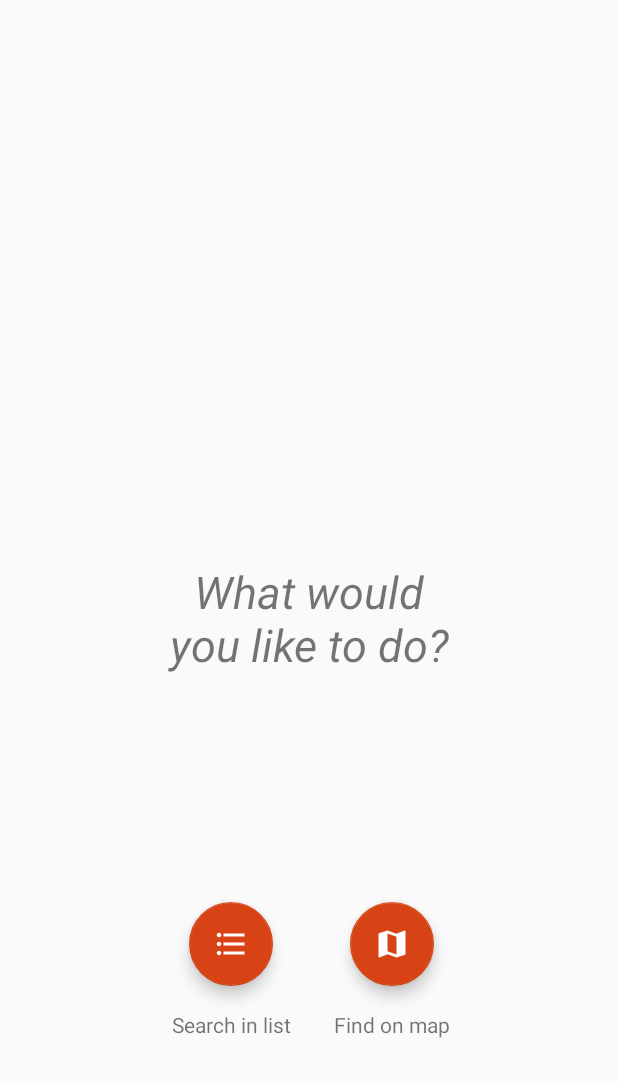
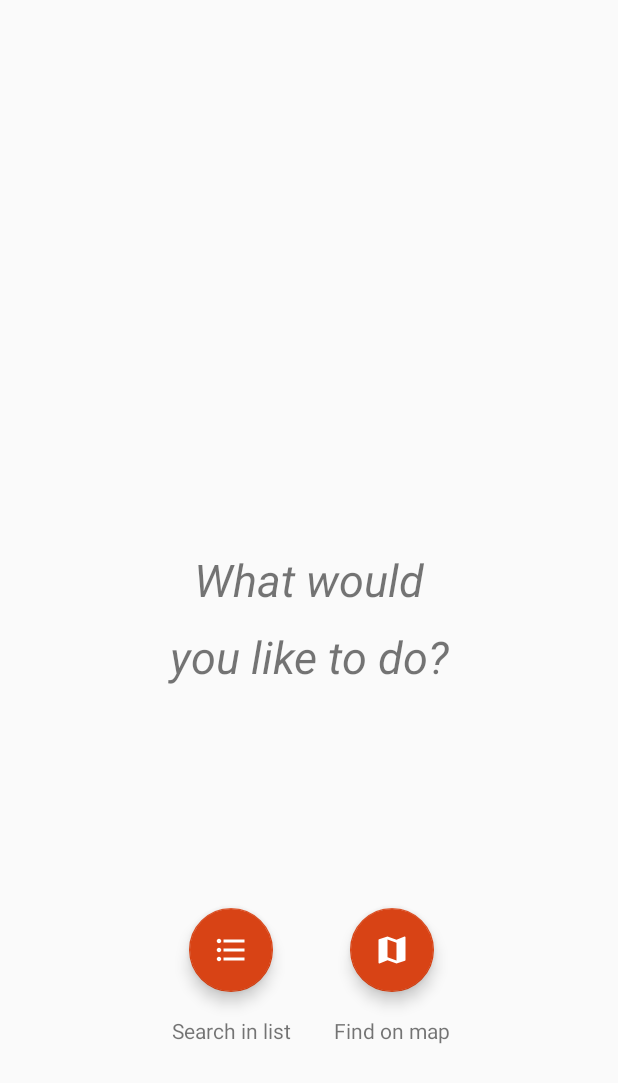
Before and after one commit to pooh-labs/eaterslab, an Android app: the screen it shows after launch (HelloSelectActivity), on a phone screen of 412 x 824 dp. Shown: the top 1083 px of the screen. Run offline under Robolectric (Android 15) with nearby library versions, the phone set to English and light mode, and no system bars; libraries missing offline, so code that uses them is left out: com.yariksoffice.lingver; 2 statements that could not run were skipped.

Commit message:
theming finished

```diff
--- a/android/app/src/main/java/labs/pooh/eaterslab/MainActivity.kt
+++ b/android/app/src/main/java/labs/pooh/eaterslab/MainActivity.kt
@@ -10,7 +10,6 @@ import androidx.navigation.ui.AppBarConfiguration
 import androidx.navigation.ui.navigateUp
 import androidx.navigation.ui.setupActionBarWithNavController
 import androidx.navigation.ui.setupWithNavController
-import androidx.appcompat.app.AppCompatActivity
 import kotlinx.android.synthetic.main.activity_main.*
 import kotlinx.android.synthetic.main.app_bar_main.*
 
--- a/android/app/src/main/java/labs/pooh/eaterslab/MapSearchActivity.kt
+++ b/android/app/src/main/java/labs/pooh/eaterslab/MapSearchActivity.kt
@@ -7,6 +7,7 @@ import android.graphics.ColorMatrixColorFilter
 import android.os.Bundle
 import android.view.View
 import android.view.View.GONE
+import androidx.core.content.ContextCompat
 import androidx.preference.PreferenceManager
 import com.google.android.material.snackbar.Snackbar
 import io.reactivex.Observable
@@ -190,7 +191,8 @@ class MapSearchActivity : AbstractRevealedActivity() {
     }
 
     private fun MapView.enableDarkMode() {
-        val filter = createDarkThemeMatrix(this@MapSearchActivity)
+        val destinationColor = ContextCompat.getColor(context, R.color.colorMapDark)
+        val filter = createDarkThemeMatrix(destinationColor)
         overlayManager.tilesOverlay.setColorFilter(filter)
     }
 
--- a/android/app/src/main/java/labs/pooh/eaterslab/ui/map/Themes.kt
+++ b/android/app/src/main/java/labs/pooh/eaterslab/ui/map/Themes.kt
@@ -7,14 +7,13 @@ import android.graphics.ColorMatrixColorFilter
 import androidx.core.content.ContextCompat
 import labs.pooh.eaterslab.R
 
-fun createDarkThemeMatrix(context: Context): ColorMatrixColorFilter {
+fun createDarkThemeMatrix(destinationColor: Int): ColorMatrixColorFilter {
     val inverseMatrix = ColorMatrix(
         floatArrayOf(
             -1.0f, 0.0f, 0.0f, 0.0f, 255f,
             0.0f, -1.0f, 0.0f, 0.0f, 255f,
             0.0f, 0.0f, -1.0f, 0.0f, 255f,
             0.0f, 0.0f, 0.0f, 1.0f, 0.0f))
-    val destinationColor = ContextCompat.getColor(context, R.color.colorMapDark)
     val lr: Float = (255.0f - Color.red(destinationColor)) / 255.0f
     val lg: Float = (255.0f - Color.green(destinationColor)) / 255.0f
     val lb: Float = (255.0f - Color.blue(destinationColor)) / 255.0f
--- a/android/app/src/main/res/layout/activity_hello_select.xml
+++ b/android/app/src/main/res/layout/activity_hello_select.xml
@@ -68,6 +68,7 @@
         android:text="@string/choose_action"
         android:textSize="@dimen/hello_message_size"
         android:textStyle="italic"
+        android:lineSpacingExtra="@dimen/hello_line_spacing"
         app:layout_constraintBottom_toBottomOf="parent"
         app:layout_constraintEnd_toEndOf="parent"
         app:layout_constraintStart_toStartOf="parent"
--- a/android/app/src/main/res/values/colors.xml
+++ b/android/app/src/main/res/values/colors.xml
@@ -2,7 +2,7 @@
 <resources>
     <color name="colorPrimary">#F9A825</color>
     <color name="colorPrimaryDark">#FF8F00</color>
-    <color name="colorPrimaryDarker">#EA6F0B</color>
+    <color name="colorPrimaryDarker">#CC6008</color>
     <color name="colorAccent">#D84315</color>
     <color name="colorAccentDarker">#C33E15</color>
     <color name="colorBackgroundDark">#303030</color>
--- a/android/app/src/main/res/values/dimens.xml
+++ b/android/app/src/main/res/values/dimens.xml
@@ -9,6 +9,7 @@
     <dimen name="small_font">12sp</dimen>
     <dimen name="tiny_font">9sp</dimen>
     <dimen name="button_radius">24dp</dimen>
+    <dimen name="hello_line_spacing">16dp</dimen>
     <dimen name="padding_button_image">10dp</dimen>
     <dimen name="map_item_info_description_margin">8dp</dimen>
     <dimen name="map_item_info_description_width">120dp</dimen>
```
